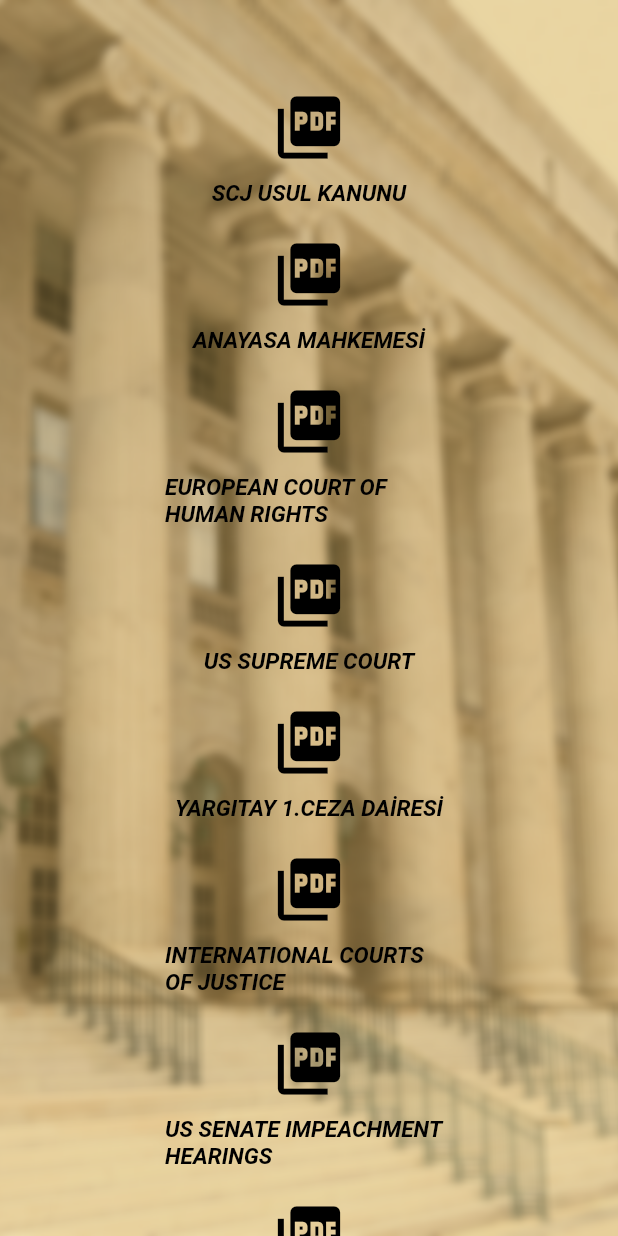
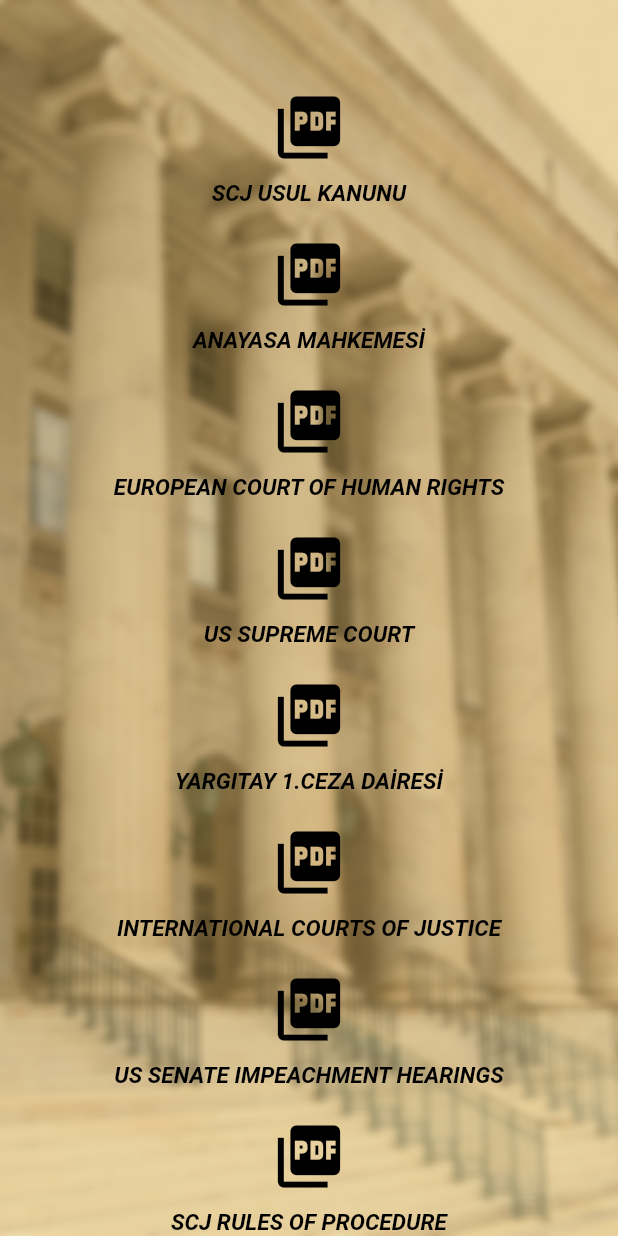
Before and after one commit to battletech45/smyrna_courts_of_justice, a Flutter app: the Document screen opened directly, on a phone screen of 412 x 824 dp. Run offline on Flutter 3.47's test engine with Material 2 defaults, Android fonts, the phone set to English and light mode, and no system bars; our stand-ins replace url_launcher_web; missing offline and left inert: device_info_plus_web, pdfx.

Commit message:
General Container edited

```diff
--- a/lib/pages/documents.dart
+++ b/lib/pages/documents.dart
@@ -172,7 +172,7 @@ class Document extends StatelessWidget {
             return Scaffold(
               body: Container(
                 width: constraints.maxWidth,
-                padding: const EdgeInsets.symmetric(horizontal: 100.0),
+                padding: const EdgeInsets.symmetric(horizontal: 50.0),
                 decoration: const BoxDecoration(
                     image: DecorationImage(
                       image: AssetImage('assets/background.png'),
```
